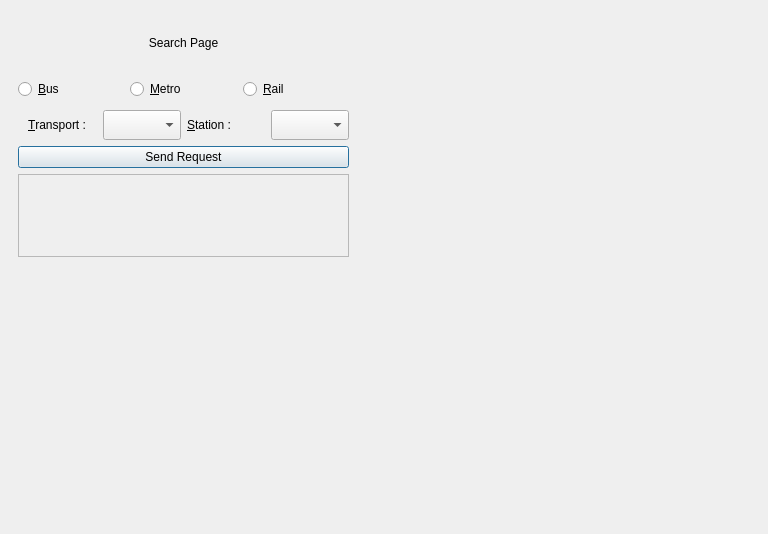
Old version of the form src/uiratp.ui in the repository dibydrams/raspparispi.
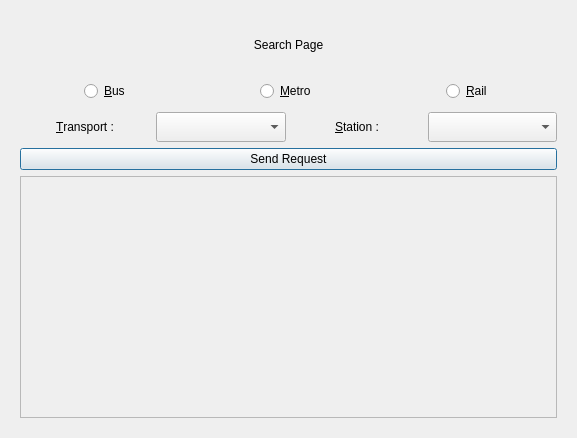
New version of the form.

Commit message: Add Ratp Search Button but comment WIP

Patch:
```diff
--- a/src/uiratp.ui
+++ b/src/uiratp.ui
@@ -6,22 +6,16 @@
    <rect>
     <x>0</x>
     <y>0</y>
-    <width>768</width>
-    <height>534</height>
+    <width>577</width>
+    <height>438</height>
    </rect>
   </property>
   <property name="windowTitle">
    <string>Dialog</string>
   </property>
+  <layout class="QHBoxLayout" name="horizontalLayout_5">
+   <item>
   <widget class="QStackedWidget" name="MainStackedWidget">
-   <property name="geometry">
-    <rect>
-     <x>9</x>
-     <y>9</y>
-     <width>349</width>
-     <height>257</height>
-    </rect>
-   </property>
    <property name="currentIndex">
     <number>1</number>
    </property>
@@ -82,7 +76,7 @@
          </item>
          <item>
           <layout class="QHBoxLayout" name="horizontalLayout">
-           <item>
+             <item alignment="Qt::AlignHCenter">
             <widget class="QRadioButton" name="BusRadio">
              <property name="minimumSize">
               <size>
@@ -95,7 +89,7 @@
              </property>
             </widget>
            </item>
-           <item>
+             <item alignment="Qt::AlignHCenter">
             <widget class="QRadioButton" name="MetroRadio">
              <property name="minimumSize">
               <size>
@@ -108,7 +102,7 @@
              </property>
             </widget>
            </item>
-           <item>
+             <item alignment="Qt::AlignHCenter">
             <widget class="QRadioButton" name="RailRadio">
              <property name="minimumSize">
               <size>
@@ -151,7 +145,7 @@
            </item>
            <item>
             <layout class="QHBoxLayout" name="horizontalLayout_4">
-             <item>
+               <item alignment="Qt::AlignHCenter">
               <widget class="QLabel" name="StationLabel">
                <property name="text">
                 <string>&amp;Station :</string>
@@ -194,8 +188,8 @@
            <rect>
             <x>0</x>
             <y>0</y>
-            <width>327</width>
-            <height>68</height>
+              <width>537</width>
+              <height>231</height>
            </rect>
           </property>
          </widget>
@@ -206,6 +200,8 @@
     </layout>
    </widget>
   </widget>
+   </item>
+  </layout>
  </widget>
  <resources/>
  <connections/>
```
Left out of the diff: 2 changed lines with no effect on the pictures. Lines whose indentation alone changed are shown as unchanged. The commit also changes 7 other files.
